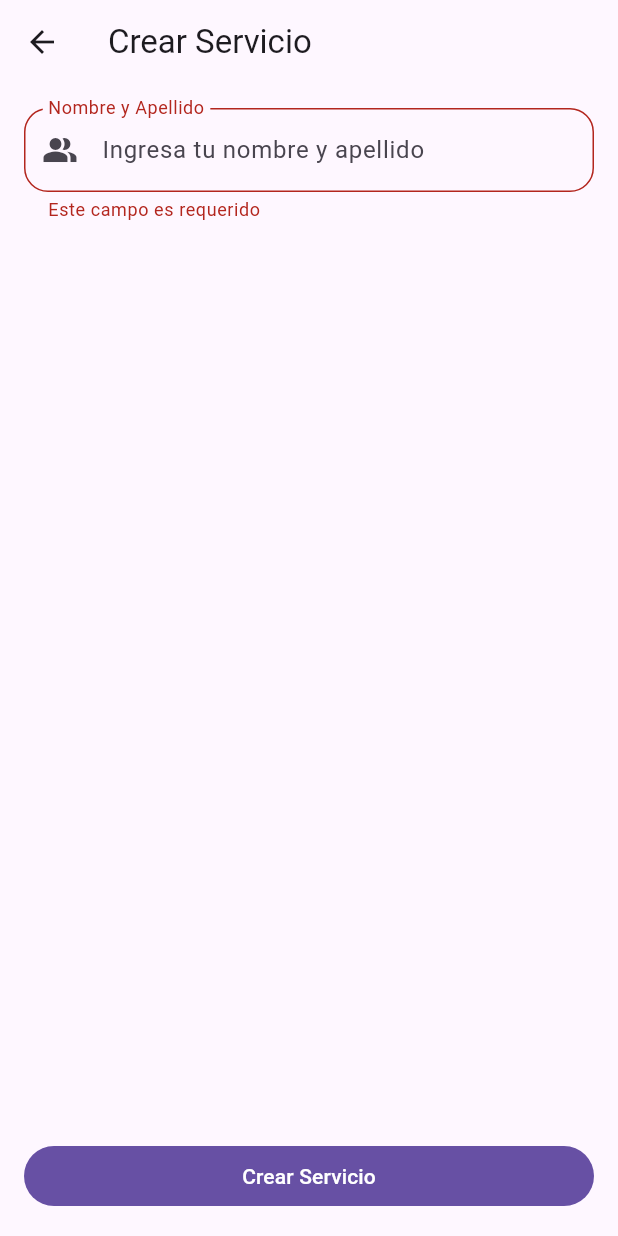
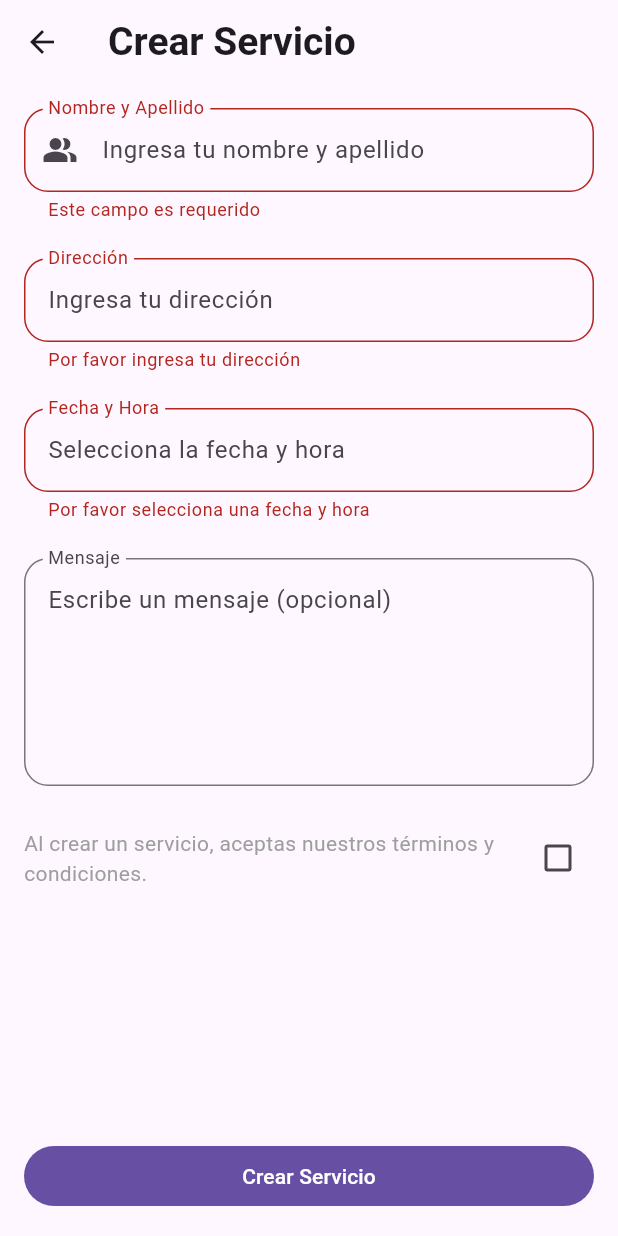
Before and after one commit to RicharC293/services_5ed_clase, a Flutter app: the CreateServiceScreen screen opened by its route, after a tap on "Crear Servicio", on a phone screen of 412 x 824 dp. Run offline on Flutter 3.47's test engine with Material 3 defaults, Android fonts, the phone set to English and light mode, and no system bars.

Commit message:
Update CreateServiceScreen and DetailsScreen styles; add form fields and validation

```diff
--- a/lib/screens/create_service_screen.dart
+++ b/lib/screens/create_service_screen.dart
@@ -10,19 +10,41 @@ class CreateServiceScreen extends StatefulWidget {
 }
 
 class _CreateServiceScreenState extends State<CreateServiceScreen> {
-
   final GlobalKey<FormState> _formKey = GlobalKey<FormState>();
   String _nombreApellido = '';
+  String _direccion = '';
+  DateTime _date = DateTime.now();
+  String? _message;
+  bool _acceptaTerminos = false;
+
+  late TextEditingController _dateTimeController;
+
+  @override
+  void initState() {
+    print("INIT_STATE");
+    _dateTimeController = TextEditingController();
+    super.initState();
+  }
+
+  @override
+  void dispose() {
+    print("DISPOSE");
+    _dateTimeController.dispose();
+    super.dispose();
+  }
 
   @override
   Widget build(BuildContext context) {
+    print("BUILD");
     return Scaffold(
       appBar: AppBar(title: Text("Crear Servicio")),
       body: Padding(
         padding: const EdgeInsets.all(16.0),
         child: Form(
           key: _formKey,
+          child: SingleChildScrollView(
             child: Column(
+              spacing: 24,
               children: [
                 TextFormField(
                   decoration: InputDecoration(
@@ -59,13 +81,118 @@ class _CreateServiceScreenState extends State<CreateServiceScreen> {
                   //   print("On sub: $value");
                   // },
                 ),
+                TextFormField(
+                  decoration: InputDecoration(
+                    labelText: "Dirección",
+                    hintText: "Ingresa tu dirección",
+                    border: OutlineInputBorder(
+                      borderRadius: BorderRadius.circular(16),
+                    ),
+                    floatingLabelBehavior: FloatingLabelBehavior.always,
+                  ),
+                  validator: (value) {
+                    if (value == null || value.isEmpty) {
+                      return 'Por favor ingresa tu dirección';
+                    }
+                    return null;
+                  },
+                  onSaved: (value) {
+                    _direccion = value ?? '';
+                  },
+                ),
+                TextFormField(
+                  controller: _dateTimeController,
+                  decoration: InputDecoration(
+                    labelText: "Fecha y Hora",
+                    hintText: "Selecciona la fecha y hora",
+                    border: OutlineInputBorder(
+                      borderRadius: BorderRadius.circular(16),
+                    ),
+                    floatingLabelBehavior: FloatingLabelBehavior.always,
+                  ),
+                  readOnly: true,
+                  validator: (value) {
+                    if (value == null || value.isEmpty) {
+                      return 'Por favor selecciona una fecha y hora';
+                    }
+                    return null;
+                  },
+                  onSaved: (value) {
+                    _date = DateTime.tryParse(value!) ?? DateTime.now();
+                  },
+                  onTap: () {
+                    showDatePicker(
+                      context: context,
+                      firstDate: DateTime(1900),
+                      lastDate: DateTime(2200),
+                      initialDate: DateTime.now(),
+                      selectableDayPredicate: (day) {
+                        // Permite bloquear los días por ejemplo un feriado nacional.
+                        return day != DateTime(2025, 6, 13);
+                      },
+                    ).then((value) {
+                      print("La fecha es: $value");
+                      if (value == null) return;
+                      if (!context.mounted) return;
+                      showTimePicker(
+                        context: context,
+                        initialTime: TimeOfDay.now(),
+                      ).then((time) {
+                        print("La hora es: $time");
+                        if (time == null) return;
+                        final dateFinal = DateTime(
+                          value.year,
+                          value.month,
+                          value.day,
+                          time.hour,
+                          time.minute,
+                        );
+                        print(dateFinal);
+                        _dateTimeController.text = dateFinal.toString();
+                      });
+                    });
+                  },
+                ),
+                TextFormField(
+                  decoration: InputDecoration(
+                    labelText: "Mensaje",
+                    hintText: "Escribe un mensaje (opcional)",
+                    border: OutlineInputBorder(
+                      borderRadius: BorderRadius.circular(16),
+                    ),
+                    floatingLabelBehavior: FloatingLabelBehavior.always,
+                  ),
+                  maxLines: 5,
+                  onSaved: (value) {
+                    _message = value;
+                  },
+                ),
+                Row(
+                  mainAxisAlignment: MainAxisAlignment.spaceBetween,
+                  children: [
+                    Expanded(
+                      child: const Text(
+                        "Al crear un servicio, aceptas nuestros términos y condiciones.",
+                        style: TextStyle(fontSize: 14, color: Colors.grey),
+                      ),
+                    ),
+                    Checkbox(
+                      value: _acceptaTerminos,
+                      onChanged: (value) {
+                        _acceptaTerminos = value ?? false;
+                        setState(() {});
+                      },
+                    ),
+                  ],
+                ),
+
                 // Radio(
                 //   groupValue: "Test",
                 //   value: "Test",
                 //   onChanged: (value){},
                 // ),
-              // Checkbox(value: null, onChanged: (value){},tristate: true,),
               ],
+            ),
           ),
         ),
       ),
@@ -76,8 +203,9 @@ class _CreateServiceScreenState extends State<CreateServiceScreen> {
             //1. Validar el formulario
             final isValid = _formKey.currentState!.validate();
             print("IS_VALID: $isValid");
-            if(isValid) {
+            if (isValid) {
               _formKey.currentState!.save();
+
               /// Enviar el request o hacer una petición
               print("El nombre y apellido es: $_nombreApellido");
             }
--- a/lib/screens/details_screen.dart
+++ b/lib/screens/details_screen.dart
@@ -24,9 +24,9 @@ class DetailsScreen extends StatelessWidget {
               ),
             ),
             const SizedBox(height: 16),
-            const Text(
+             Text(
               "Nombre del Servicio",
-              style: TextStyle(fontSize: 24, fontWeight: FontWeight.bold),
+              style: Theme.of(context).textTheme.titleLarge,
             ),
             const SizedBox(height: 8),
             const Text(
--- a/lib/screens/home_screen.dart
+++ b/lib/screens/home_screen.dart
@@ -23,7 +23,7 @@ class HomeScreen extends StatelessWidget {
             padding: const EdgeInsets.all(16.0),
             child: Text(
               "Servicios",
-              style: TextStyle(fontSize: 24, fontWeight: FontWeight.bold),
+              style: Theme.of(context).textTheme.titleLarge,
             ),
           ),
           //3. List Tile -> Lista los servicios
```
Also changed, not shown: lib/main.dart (+10 -0 lines). Lines whose indentation alone changed are shown as unchanged.
